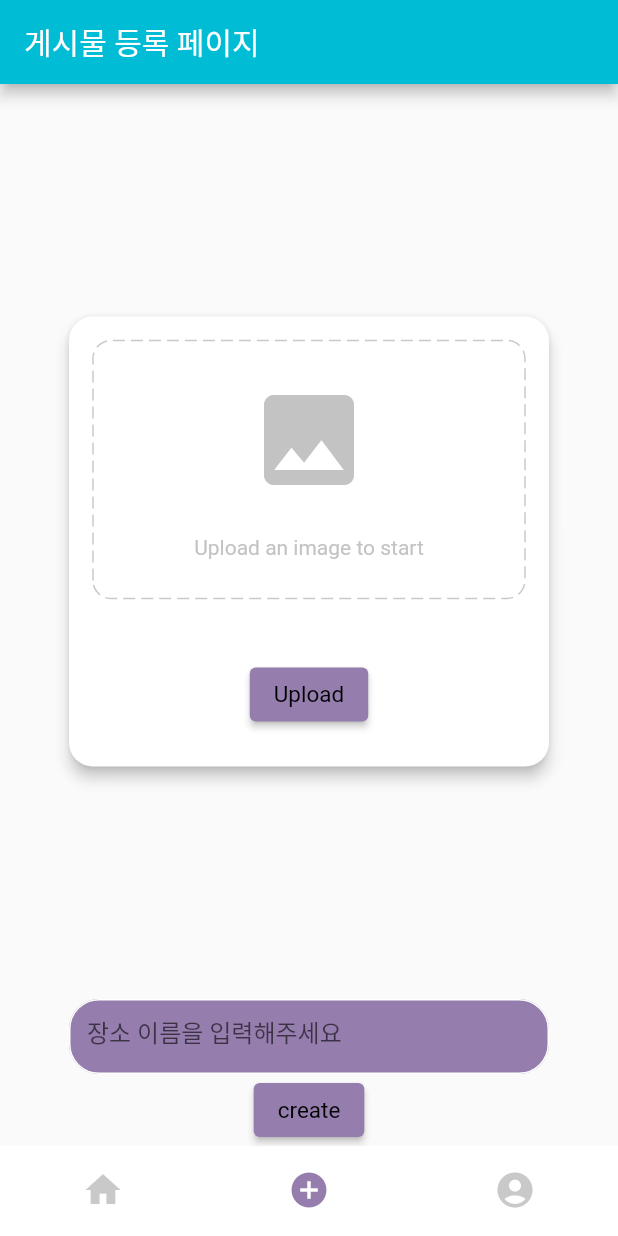
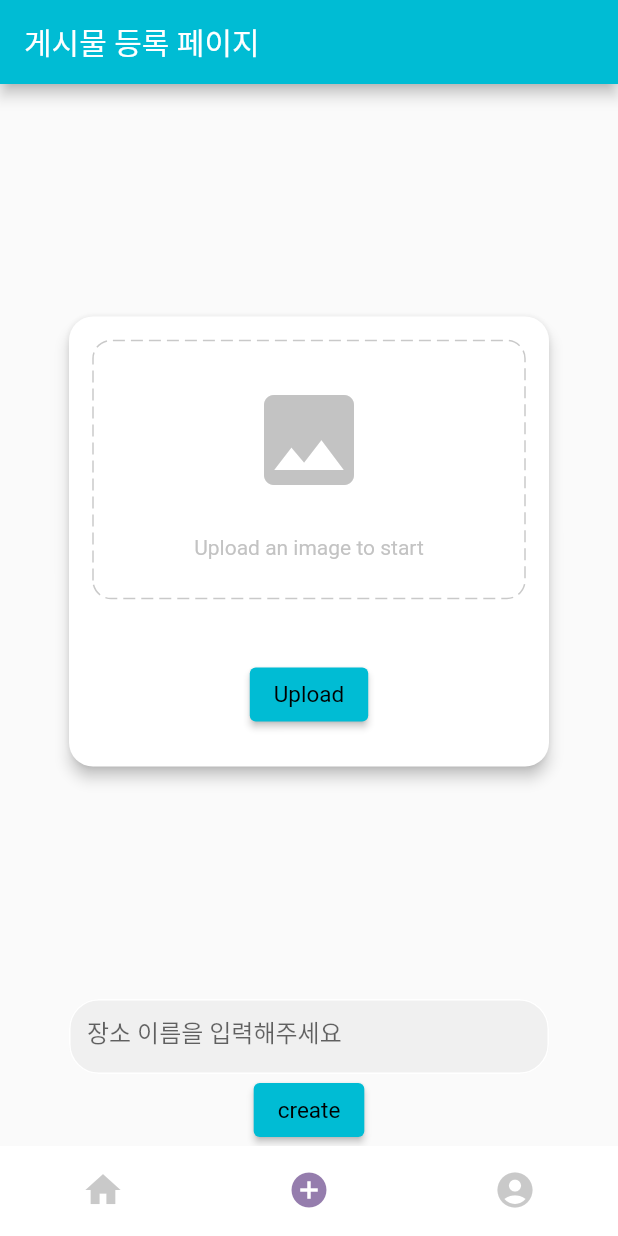
Before and after one commit to gestgest/snsProject, a Flutter app: the screen it shows once a user with an empty profile is signed in, item 2 of the bottom bar chosen, on a phone screen of 412 x 824 dp. Run offline on Flutter 3.47's test engine with Material 2 defaults, Android fonts, the phone set to English and light mode, and no system bars; drawn by our look-alikes of dotted_border; our stand-ins replace cloud_firestore, dio, firebase_auth, firebase_core, firebase_storage, image_picker and 1 more; missing offline and left inert: firebase_auth_platform_interface, flutterfire_ui; accounts and stored records are empty; Roboto replaces fonts that are missing (DJ).

```diff
--- a/lib/Screen/HomeScreen.dart
+++ b/lib/Screen/HomeScreen.dart
@@ -61,11 +61,7 @@ class _HomeScreenState extends State<HomeScreen> {
                 crossAxisAlignment : CrossAxisAlignment.start,
                 mainAxisAlignment: MainAxisAlignment.start,
                 children: [
-                  Container(
-                    child: _storyList(),
-                    width: 400,
-                    height: 100,
-                  ),
+                  //Container(child: _storyList(),width: 400,height: 100,),
                   FutureBuilder(
                       future: posterService.read(), //Future <T>
                       builder: (BuildContext context,
--- a/lib/Screen/MyPageScreen.dart
+++ b/lib/Screen/MyPageScreen.dart
@@ -54,6 +54,8 @@ class _MyPageState extends State<MyPageScreen> {
                       ),
                       SizedBox(height: 20),
                       Text(snapshot.data!.name!),
+                      SizedBox(height: 20),
+
                       SignOutButton(),
                     ],
                   )
--- a/lib/Screen/UploadPosterScreen.dart
+++ b/lib/Screen/UploadPosterScreen.dart
@@ -83,7 +83,6 @@ class _UploadPosterScreenState extends State<UploadPosterScreen> {
                                     BorderRadius.all(Radius.circular(20)),
                                 borderSide: BorderSide(color: Colors.white)),
                             filled: true,
-                            fillColor: Color(0xFF957DAD),
                             hintText: "장소 이름을 입력해주세요",
                           ),
                         ),
@@ -103,7 +102,6 @@ class _UploadPosterScreenState extends State<UploadPosterScreen> {
                           }
                         },
                         style: ElevatedButton.styleFrom(
-                            primary: Color(0xFF957DAD),
                             textStyle:
                                 TextStyle(fontFamily: "DJ", fontSize: 15)),
                         child: const Text('create'),
@@ -329,7 +327,6 @@ class _UploadPosterScreenState extends State<UploadPosterScreen> {
                     _uploadImage();
                   },
                   style: ElevatedButton.styleFrom(
-                      primary: Color(0xFF957DAD),
                       textStyle: TextStyle(fontFamily: "DJ", fontSize: 15)),
                   child: const Text('Upload'),
                 ),
```
